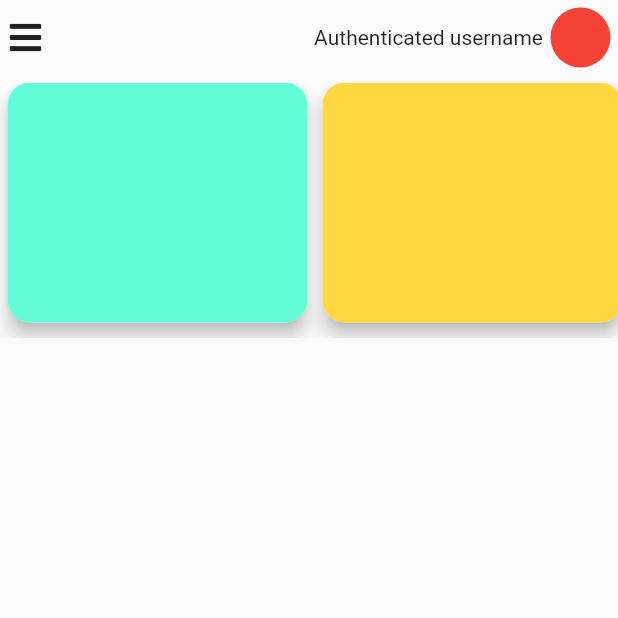
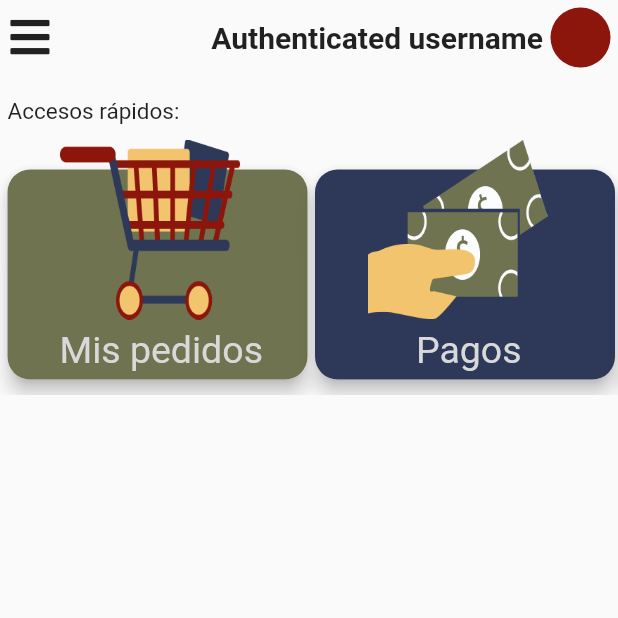
Before and after one commit to alanmtz10/GestionPS, a Flutter app: the screen it shows after launch, on a phone screen of 412 x 824 dp, the top half of it. Run offline on Flutter 3.47's test engine with Material 2 defaults, Android fonts, the light colour scheme and no system bars; our stand-ins replace font_awesome_flutter.

Commit message:
add colors on theme.dart

```diff
--- a/lib/main.dart
+++ b/lib/main.dart
@@ -1,3 +1,4 @@
+import 'package:GestionPS/src/helpers/theme.dart';
 import 'package:GestionPS/src/routes/routes.dart';
 import 'package:flutter/material.dart';
 
@@ -12,7 +13,8 @@ class MyApp extends StatelessWidget {
       debugShowCheckedModeBanner: false,
       title: 'GPS',
       theme: ThemeData(
-        primarySwatch: Colors.blue,
+        primaryColor: GPSColors.primary,
+        accentColor: GPSColors.secondary,
         visualDensity: VisualDensity.adaptivePlatformDensity,
       ),
       routes: Routes.getRoutes(),
--- /dev/null
+++ b/lib/src/helpers/theme.dart
@@ -0,0 +1,83 @@
+import 'package:flutter/material.dart';
+
+class GPSColors {
+  static const MaterialColor primary = MaterialColor(
+    0xFF6F734F,
+    <int, Color>{
+      50: Color.fromRGBO(111, 115, 79, .1),
+      100: Color.fromRGBO(111, 115, 79, .2),
+      200: Color.fromRGBO(111, 115, 79, .3),
+      300: Color.fromRGBO(111, 115, 79, .4),
+      400: Color.fromRGBO(111, 115, 79, .5),
+      500: Color.fromRGBO(111, 115, 79, .6),
+      600: Color.fromRGBO(111, 115, 79, .7),
+      700: Color.fromRGBO(111, 115, 79, .8),
+      800: Color.fromRGBO(111, 115, 79, .9),
+      900: Color.fromRGBO(111, 115, 79, 1),
+    },
+  );
+
+  static const MaterialColor secondary = MaterialColor(
+    0xFF2E3959,
+    <int, Color>{
+      50: Color.fromRGBO(46, 57, 89, .1),
+      100: Color.fromRGBO(46, 57, 89, .2),
+      200: Color.fromRGBO(46, 57, 89, .3),
+      300: Color.fromRGBO(46, 57, 89, .4),
+      400: Color.fromRGBO(46, 57, 89, .5),
+      500: Color.fromRGBO(46, 57, 89, .6),
+      600: Color.fromRGBO(46, 57, 89, .7),
+      700: Color.fromRGBO(46, 57, 89, .8),
+      800: Color.fromRGBO(46, 57, 89, .9),
+      900: Color.fromRGBO(46, 57, 89, 1),
+    },
+  );
+
+  static const MaterialColor tertiary = MaterialColor(
+    0xFF8C160B,
+    <int, Color>{
+      50: Color.fromRGBO(140, 22, 11, .1),
+      100: Color.fromRGBO(140, 22, 11, .2),
+      200: Color.fromRGBO(140, 22, 11, .3),
+      300: Color.fromRGBO(140, 22, 11, .4),
+      400: Color.fromRGBO(140, 22, 11, .5),
+      500: Color.fromRGBO(140, 22, 11, .6),
+      600: Color.fromRGBO(140, 22, 11, .7),
+      700: Color.fromRGBO(140, 22, 11, .8),
+      800: Color.fromRGBO(140, 22, 11, .9),
+      900: Color.fromRGBO(140, 22, 11, 1),
+    },
+  );
+
+  static const MaterialColor white = MaterialColor(
+    0xFFD9D9D9,
+    <int, Color>{
+      50: Color.fromRGBO(217, 217, 217, .1),
+      100: Color.fromRGBO(217, 217, 217, .2),
+      200: Color.fromRGBO(217, 217, 217, .3),
+      300: Color.fromRGBO(217, 217, 217, .4),
+      400: Color.fromRGBO(217, 217, 217, .5),
+      500: Color.fromRGBO(217, 217, 217, .6),
+      600: Color.fromRGBO(217, 217, 217, .7),
+      700: Color.fromRGBO(217, 217, 217, .8),
+      800: Color.fromRGBO(217, 217, 217, .9),
+      900: Color.fromRGBO(217, 217, 217, 1),
+    },
+  );
+
+  static const MaterialColor orange = MaterialColor(
+    0xFFF2C46D,
+    <int, Color>{
+      50: Color.fromRGBO(242, 196, 109, .1),
+      100: Color.fromRGBO(242, 196, 109, .2),
+      200: Color.fromRGBO(242, 196, 109, .3),
+      300: Color.fromRGBO(242, 196, 109, .4),
+      400: Color.fromRGBO(242, 196, 109, .5),
+      500: Color.fromRGBO(242, 196, 109, .6),
+      600: Color.fromRGBO(242, 196, 109, .7),
+      700: Color.fromRGBO(242, 196, 109, .8),
+      800: Color.fromRGBO(242, 196, 109, .9),
+      900: Color.fromRGBO(242, 196, 109, 1),
+    },
+  );
+}
--- a/lib/src/pages/home.dart
+++ b/lib/src/pages/home.dart
@@ -1,4 +1,7 @@
 import 'package:GestionPS/src/helpers/screen.dart';
+import 'package:GestionPS/src/helpers/theme.dart';
+import 'package:GestionPS/src/widgets/card_header.dart';
+import 'package:GestionPS/src/widgets/common_widgets.dart';
 import 'package:flutter/material.dart';
 import 'package:font_awesome_flutter/font_awesome_flutter.dart';
 
@@ -13,36 +16,23 @@ class _HomeState extends State<Home> {
   @override
   Widget build(BuildContext context) {
     return Scaffold(
-      appBar: PreferredSize(
-        child: SafeArea(
-          child: Padding(
-              padding: EdgeInsets.only(left: 5, right: 5, top: 5),
-              child: Row(
-                mainAxisAlignment: MainAxisAlignment.spaceBetween,
-                children: <Widget>[
-                  Icon(
-                    FontAwesomeIcons.bars,
-                    semanticLabel: "Menu",
-                  ),
-                  Row(
-                    children: <Widget>[
-                      Text("Authenticated username"),
-                      SizedBox(width: 5),
-                      CircleAvatar(
-                        backgroundColor: Colors.red,
-                      ),
-                    ],
-                  )
-                ],
-              )),
-        ),
-        preferredSize: Size(DeviceScreen.getWidth(context), 100),
-      ),
+      appBar: CommonWidgets.getAppBar(context),
       body: SingleChildScrollView(
         child: Container(
           width: DeviceScreen.getWidth(context),
           child: Column(
             children: <Widget>[
+              Container(
+                width: DeviceScreen.getWidth(context),
+                padding: EdgeInsets.only(left: 5, top: 20),
+                child: Text(
+                  "Accesos rápidos:",
+                  textAlign: TextAlign.left,
+						style: TextStyle(
+							fontSize: 15
+						),
+                ),
+              ),
               Container(
                 padding: EdgeInsets.only(top: 10),
                 height: 180,
@@ -50,62 +40,21 @@ class _HomeState extends State<Home> {
                   padding: EdgeInsets.only(bottom: 10),
                   scrollDirection: Axis.horizontal,
                   children: <Widget>[
-                    Card(
-                      margin: EdgeInsets.only(left: 5),
-                      shape: RoundedRectangleBorder(
-                        borderRadius: BorderRadius.circular(15),
-                      ),
-                      elevation: 5,
-                      child: Container(
-                        width: 200,
-                        decoration: BoxDecoration(
-                          color: Colors.tealAccent,
-                          borderRadius: BorderRadius.circular(15),
-                        ),
-                      ),
+                    CardHeader(
+                      desc: "Mis pedidos",
+                      urlImage: "assets/img/icon.png",
                     ),
-                    Card(
-                      margin: EdgeInsets.only(left: 10),
-                      shape: RoundedRectangleBorder(
-                        borderRadius: BorderRadius.circular(15),
-                      ),
-                      elevation: 5,
-                      child: Container(
-                        width: 200,
-                        decoration: BoxDecoration(
-                          color: Colors.amberAccent,
-                          borderRadius: BorderRadius.circular(15),
-                        ),
-                      ),
+                    CardHeader(
+                      desc: "Pagos",
+                      urlImage: "assets/img/payment.png",
+                      backgroundColor: GPSColors.secondary,
                     ),
-                    Card(
-                      margin: EdgeInsets.only(left: 10),
-                      shape: RoundedRectangleBorder(
-                        borderRadius: BorderRadius.circular(15),
-                      ),
-                      elevation: 5,
-                      child: Container(
-                        width: 200,
-                        decoration: BoxDecoration(
-                          color: Colors.redAccent,
-                          borderRadius: BorderRadius.circular(15),
-                        ),
-                      ),
+						  CardHeader(
+                      desc: "Ofertas",
+                      urlImage: "assets/img/sales.png",
+                      backgroundColor: GPSColors.primary,
                     ),
-                    Card(
-                      margin: EdgeInsets.only(left: 10, right: 10),
-                      shape: RoundedRectangleBorder(
-                        borderRadius: BorderRadius.circular(15),
-                      ),
-                      elevation: 5,
-                      child: Container(
-                        width: 200,
-                        decoration: BoxDecoration(
-                          color: Colors.orangeAccent,
-                          borderRadius: BorderRadius.circular(15),
-                        ),
-                      ),
-                    )
+                    SizedBox(width: 5)
                   ],
                 ),
               ),
--- /dev/null
+++ b/lib/src/widgets/card_header.dart
@@ -0,0 +1,65 @@
+import 'package:GestionPS/src/helpers/theme.dart';
+import 'package:flutter/material.dart';
+
+class CardHeader extends StatelessWidget {
+  final String desc;
+  final String urlImage;
+  final Color backgroundColor;
+
+  const CardHeader(
+      {Key key,
+      String this.desc,
+      String this.urlImage = "",
+      Color this.backgroundColor = GPSColors.primary})
+      : super(key: key);
+
+  @override
+  Widget build(BuildContext context) {
+    return Stack(
+      children: <Widget>[
+        Align(
+          alignment: Alignment.bottomCenter,
+          child: Card(
+            margin: EdgeInsets.only(left: 5),
+            shape: RoundedRectangleBorder(
+              borderRadius: BorderRadius.circular(15),
+            ),
+            elevation: 5,
+            child: Container(
+              height: 140,
+              width: 200,
+              decoration: BoxDecoration(
+                color: this.backgroundColor,
+                borderRadius: BorderRadius.circular(15),
+              ),
+              child: Align(
+                alignment: Alignment.bottomCenter,
+                child: Padding(
+                  padding: EdgeInsets.only(left: 5, bottom: 5),
+                  child: Text(
+                    this.desc,
+                    style: TextStyle(
+                      fontSize: 25,
+                      color: Color.fromARGB(255, 217, 217, 217),
+                    ),
+                  ),
+                ),
+              ),
+            ),
+          ),
+        ),
+        SizedBox(
+          width: 200,
+          child: Align(
+            alignment: Alignment.topCenter,
+            child: Image.asset(
+              this.urlImage,
+              height: 120,
+              width: 120,
+            ),
+          ),
+        ),
+      ],
+    );
+  }
+}
--- /dev/null
+++ b/lib/src/widgets/common_widgets.dart
@@ -0,0 +1,39 @@
+import 'package:GestionPS/src/helpers/screen.dart';
+import 'package:GestionPS/src/helpers/theme.dart';
+import 'package:flutter/material.dart';
+import 'package:font_awesome_flutter/font_awesome_flutter.dart';
+
+class CommonWidgets {
+  static Widget getAppBar(context) {
+    return PreferredSize(
+      child: SafeArea(
+        child: Padding(
+            padding: EdgeInsets.only(left: 5, right: 5, top: 5),
+            child: Row(
+              mainAxisAlignment: MainAxisAlignment.spaceBetween,
+              children: <Widget>[
+                Icon(
+                  FontAwesomeIcons.bars,
+                  size: 30,
+                  semanticLabel: "Menu",
+                ),
+                Row(
+                  children: <Widget>[
+                    Text(
+                      "Authenticated username",
+                      style:
+                          TextStyle(fontSize: 20, fontWeight: FontWeight.bold),
+                    ),
+                    SizedBox(width: 5),
+                    CircleAvatar(
+                      backgroundColor: GPSColors.tertiary,
+                    ),
+                  ],
+                )
+              ],
+            )),
+      ),
+      preferredSize: Size(DeviceScreen.getWidth(context), 100),
+    );
+  }
+}
--- a/pubspec.yaml
+++ b/pubspec.yaml
@@ -46,9 +46,8 @@ flutter:
   uses-material-design: true
 
   # To add assets to your application, add an assets section, like this:
-  # assets:
-  #   - images/a_dot_burr.jpeg
-  #   - images/a_dot_ham.jpeg
+  assets:
+     - assets/img/
 
   # An image asset can refer to one or more resolution-specific "variants", see
   # https://flutter.dev/assets-and-images/#resolution-aware.
```
Also changed, not shown: assets/img/icon.png (added), assets/img/payment.png (added), assets/img/sales.png (added).
